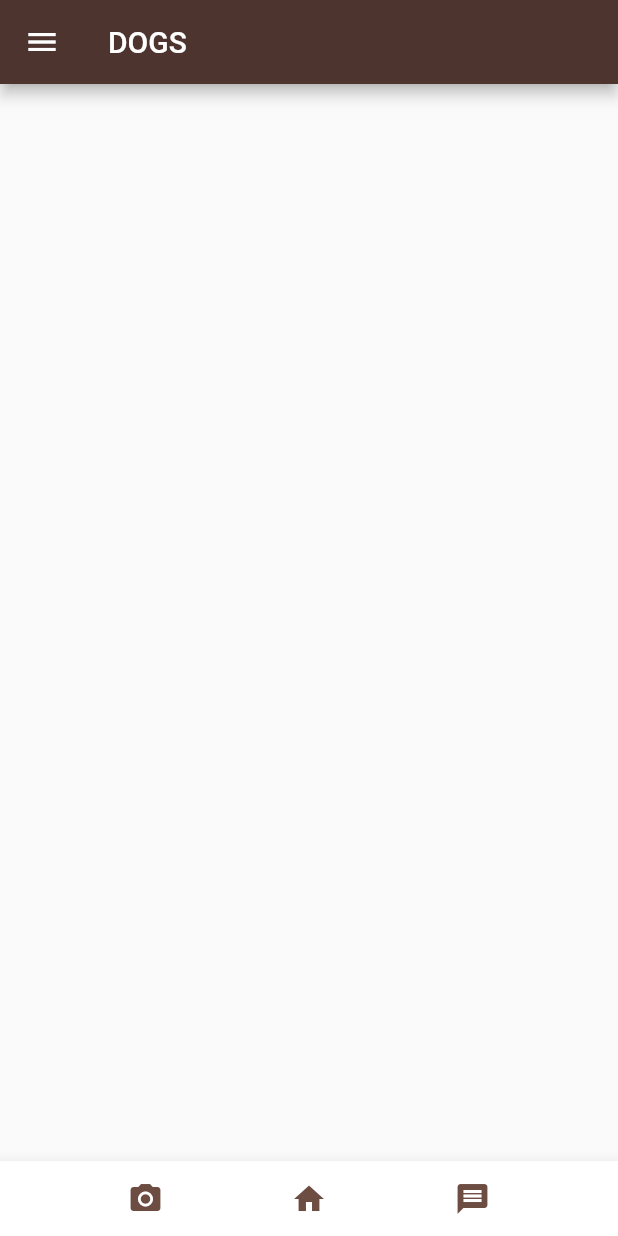
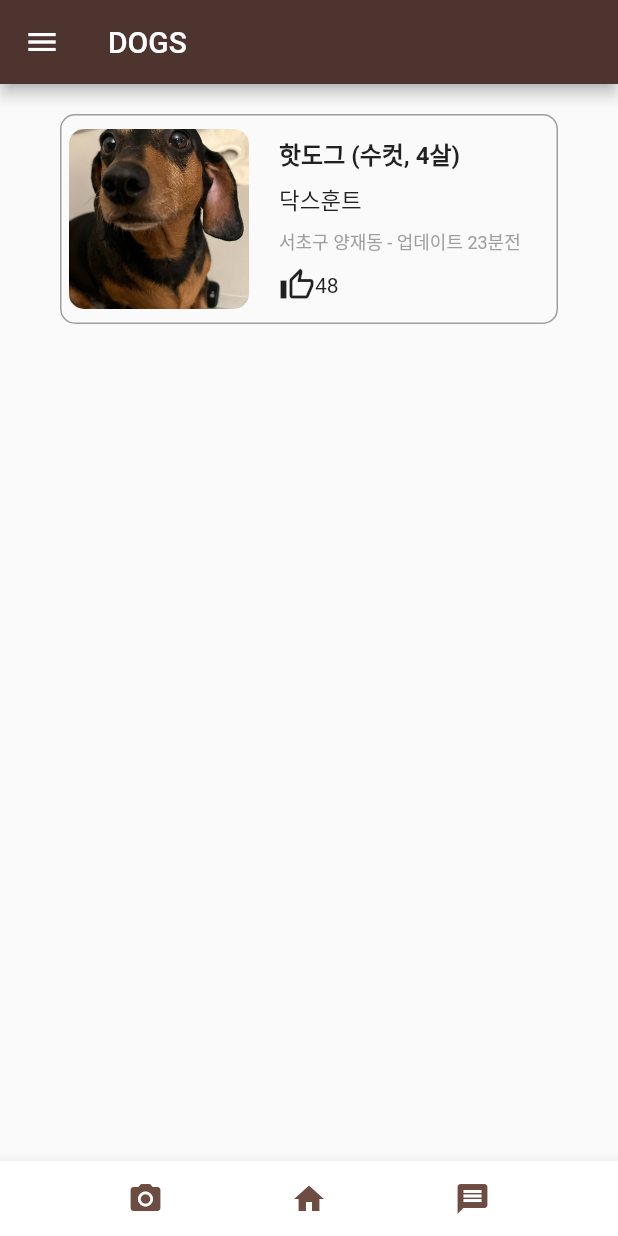
Before and after one commit to forest-6/Flutter-Practice, a Flutter app: the screen it shows after launch, on a phone screen of 412 x 824 dp. Run offline on Flutter 3.47's test engine with Material 2 defaults, Android fonts, the phone set to English and light mode, and no system bars.

Commit message:
강아지 정보 상자 구현

```diff
--- a/lib/main.dart
+++ b/lib/main.dart
@@ -17,6 +17,60 @@ class MyApp extends StatelessWidget {
           centerTitle: false,
           backgroundColor: Colors.brown[800],
         ),
+        body: Container(
+            height: 140, width: 350,
+            margin: EdgeInsets.fromLTRB(40, 20, 40, 20),
+            padding: EdgeInsets.all(5),
+            decoration: BoxDecoration(
+                border: Border.all(color: Colors.grey),
+                borderRadius: BorderRadius.circular(10)
+            ),
+            child: Row(
+              children: [
+                Container(
+                    width: 120, height: 120,
+                    margin: EdgeInsets.fromLTRB(0, 0, 20, 0),
+                    decoration: BoxDecoration(
+                        image: DecorationImage(
+                          fit: BoxFit.cover,
+                          image: AssetImage('assets/dog.jpeg'),
+                        ),
+                        borderRadius: BorderRadius.circular(10)
+                    )
+                ),
+                Column(
+                  crossAxisAlignment: CrossAxisAlignment.start,
+                  mainAxisAlignment: MainAxisAlignment.spaceEvenly,
+                  children: [
+                    SizedBox(
+                        child: Text("핫도그 (수컷, 4살)", style: TextStyle(
+                          fontSize: 16,
+                          fontWeight: FontWeight.bold
+                        ))
+                    ),
+                    Text("닥스훈트", style: TextStyle(
+                      fontSize: 15,
+                    )),
+                    SizedBox(
+                        child: Text("서초구 양재동 - 업데이트 23분전", style: TextStyle(
+                            fontSize: 12,
+                            color: Colors.grey
+                        ))
+                    ),
+                    SizedBox(
+                      child: Row(
+                        mainAxisAlignment: MainAxisAlignment.center,
+                        children: [
+                          Icon(Icons.thumb_up_alt_outlined),
+                          Text("48")
+                        ],
+                      ),
+                    )
+                  ],
+                ),
+              ],
+            )
+        ),
         bottomNavigationBar: BottomAppBar(
           child: SizedBox(
             height: 50,
```
